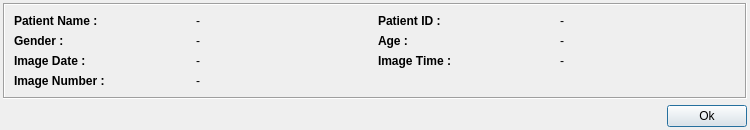
This is starviewer/src/core/qdicomdumpbase.ui in starviewer-medical/starviewer as Qt 5 draws it before an edit. The edited form follows.
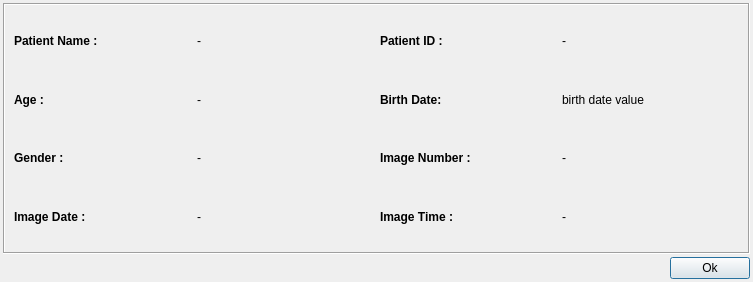
This is the edited form. Icons and pictures are not drawn.

Commit message: ENH: Afegim el camp "birth date" en els dumps genèrics

Diff of the .ui file:
```diff
--- a/starviewer/src/core/qdicomdumpbase.ui
+++ b/starviewer/src/core/qdicomdumpbase.ui
@@ -6,8 +6,8 @@
    <rect>
     <x>0</x>
     <y>0</y>
-    <width>750</width>
-    <height>100</height>
+    <width>753</width>
+    <height>282</height>
    </rect>
   </property>
   <property name="sizePolicy">
@@ -25,7 +25,7 @@
   <property name="maximumSize">
    <size>
     <width>16777215</width>
-    <height>100</height>
+    <height>16777215</height>
    </size>
   </property>
   <property name="windowTitle">
@@ -35,9 +35,9 @@
    <iconset resource="../main/main.qrc">
     <normaloff>:/images/dicomDump.png</normaloff>:/images/dicomDump.png</iconset>
   </property>
-  <layout class="QVBoxLayout">
+  <layout class="QVBoxLayout" name="verticalLayout">
    <property name="spacing">
-    <number>6</number>
+    <number>3</number>
    </property>
    <property name="margin">
     <number>3</number>
@@ -118,7 +118,7 @@
         </property>
        </widget>
       </item>
-      <item row="1" column="0">
+      <item row="2" column="0">
        <widget class="QLabel" name="m_labelPatientSex">
         <property name="font">
          <font>
@@ -131,37 +131,14 @@
         </property>
        </widget>
       </item>
-      <item row="1" column="1">
+      <item row="2" column="1">
        <widget class="QLabel" name="m_labelPatientSexValue">
         <property name="text">
          <string>-</string>
         </property>
        </widget>
       </item>
-      <item row="1" column="2">
-       <widget class="QLabel" name="m_labelPatientAge">
-        <property name="font">
-         <font>
-          <weight>75</weight>
-          <bold>true</bold>
-         </font>
-        </property>
-        <property name="acceptDrops">
-         <bool>false</bool>
-        </property>
-        <property name="text">
-         <string>Age :</string>
-        </property>
-       </widget>
-      </item>
-      <item row="1" column="3">
-       <widget class="QLabel" name="m_labelPatientAgeValue">
-        <property name="text">
-         <string>-</string>
-        </property>
-       </widget>
-      </item>
-      <item row="2" column="0">
+      <item row="3" column="0">
        <widget class="QLabel" name="m_labelImageDate">
         <property name="font">
          <font>
@@ -177,14 +154,64 @@
         </property>
        </widget>
       </item>
-      <item row="2" column="1">
+      <item row="3" column="1">
        <widget class="QLabel" name="m_labelImageDateValue">
         <property name="text">
          <string>-</string>
         </property>
        </widget>
       </item>
-      <item row="2" column="2">
+      <item row="3" column="3">
+       <widget class="QLabel" name="m_labelImageTimeValue">
+        <property name="text">
+         <string>-</string>
+        </property>
+       </widget>
+      </item>
+      <item row="1" column="0">
+       <widget class="QLabel" name="m_labelPatientAge">
+        <property name="font">
+         <font>
+          <weight>75</weight>
+          <bold>true</bold>
+         </font>
+        </property>
+        <property name="acceptDrops">
+         <bool>false</bool>
+        </property>
+        <property name="text">
+         <string>Age :</string>
+        </property>
+       </widget>
+      </item>
+      <item row="1" column="1">
+       <widget class="QLabel" name="m_labelPatientAgeValue">
+        <property name="text">
+         <string>-</string>
+        </property>
+       </widget>
+      </item>
+      <item row="1" column="2">
+       <widget class="QLabel" name="m_birthDateLabel">
+        <property name="font">
+         <font>
+          <weight>75</weight>
+          <bold>true</bold>
+         </font>
+        </property>
+        <property name="text">
+         <string>Birth Date:</string>
+        </property>
+       </widget>
+      </item>
+      <item row="1" column="3">
+       <widget class="QLabel" name="m_birthDateValueLabel">
+        <property name="text">
+         <string>birth date value</string>
+        </property>
+       </widget>
+      </item>
+      <item row="3" column="2">
        <widget class="QLabel" name="m_labelImageTime">
         <property name="font">
          <font>
@@ -197,14 +224,7 @@
         </property>
        </widget>
       </item>
-      <item row="2" column="3">
-       <widget class="QLabel" name="m_labelImageTimeValue">
-        <property name="text">
-         <string>-</string>
-        </property>
-       </widget>
-      </item>
-      <item row="3" column="0">
+      <item row="2" column="2">
        <widget class="QLabel" name="m_labelImageNumber">
         <property name="font">
          <font>
@@ -217,7 +237,7 @@
         </property>
        </widget>
       </item>
-      <item row="3" column="1">
+      <item row="2" column="3">
        <widget class="QLabel" name="m_labelImageNumberValue">
         <property name="text">
          <string>-</string>
@@ -228,11 +248,8 @@
     </widget>
    </item>
    <item>
-    <layout class="QHBoxLayout">
+    <layout class="QHBoxLayout" name="horizontalLayout">
      <property name="spacing">
-      <number>6</number>
-     </property>
-     <property name="margin">
       <number>0</number>
      </property>
      <item>
```
The commit also changes 1 other file.
